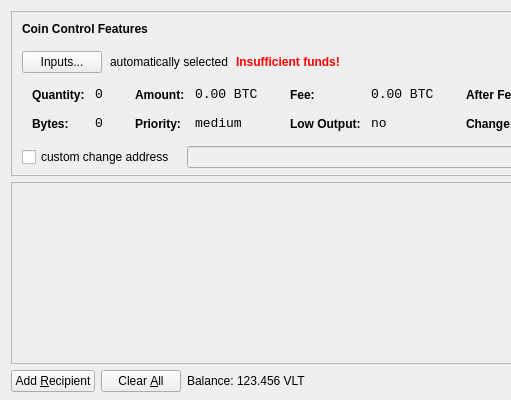
The window that veltor/src/qt/forms/sendcoinsdialog.ui (gm2017/veltor) describes before a commit, drawn with Qt 5; both pictures show x 0 to 511 and y 0 to 400 of the 850 by 400 pixel window.
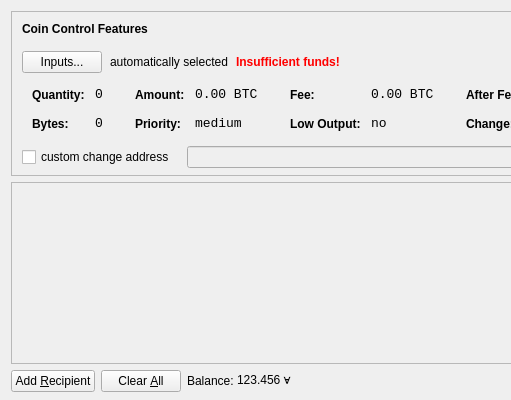
The same window after the commit. Icons and pictures are not drawn.

```diff
--- a/veltor/src/qt/forms/sendcoinsdialog.ui
+++ b/veltor/src/qt/forms/sendcoinsdialog.ui
@@ -720,7 +720,7 @@
           <cursorShape>IBeamCursor</cursorShape>
          </property>
          <property name="text">
-          <string>123.456 VLT</string>
+          <string>123.456 ∀</string>
          </property>
          <property name="textInteractionFlags">
           <set>Qt::LinksAccessibleByMouse|Qt::TextSelectableByKeyboard|Qt::TextSelectableByMouse</set>
```
